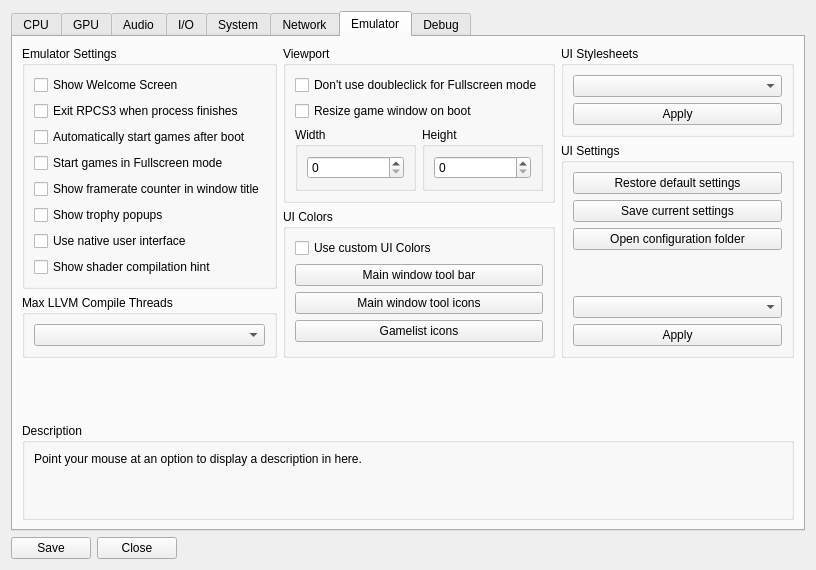
Qt form rpcs3/rpcs3qt/settings_dialog.ui (RPCS3/rpcs3) before a commit.
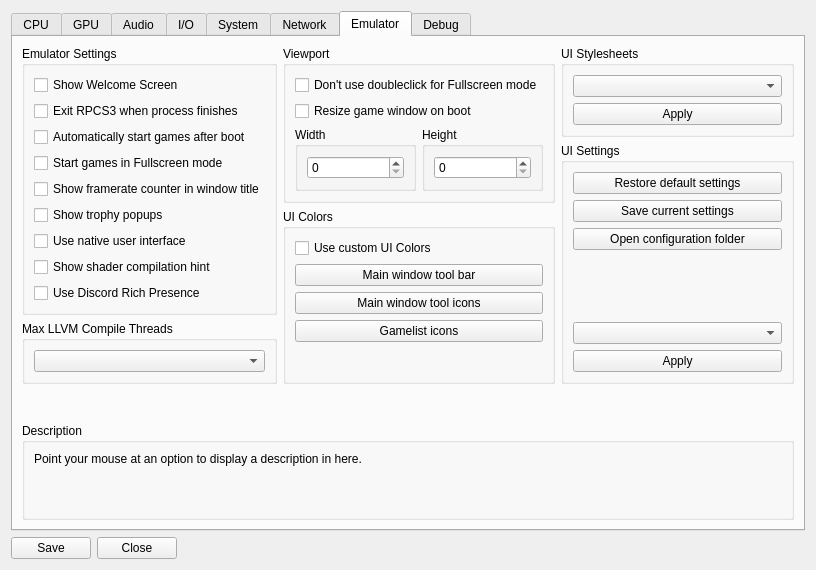
The same form after that commit. The open tabs and pages were chosen to show the change. Icons and pictures are not drawn.

Commit message: Add Rich Presence option

```diff
--- a/rpcs3/rpcs3qt/settings_dialog.ui
+++ b/rpcs3/rpcs3qt/settings_dialog.ui
@@ -1287,6 +1287,13 @@
                 </property>
                </widget>
               </item>
+              <item>
+               <widget class="QCheckBox" name="useRichPresence">
+                <property name="text">
+                 <string>Use Discord Rich Presence</string>
+                </property>
+               </widget>
+              </item>
               <item>
                <spacer name="verticalSpacer_13">
                 <property name="orientation">
```
The commit also changes 5 other files.
